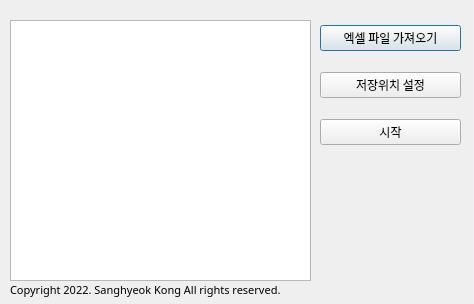
kkong0123/map-project, file untitled.ui: the form before one commit.
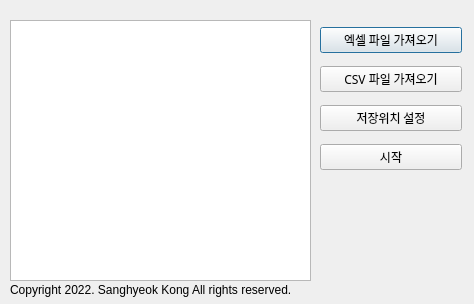
The form after the commit.

Commit message: [UPDATE] csv 파일 가져오기 버튼 추가

```diff
--- a/untitled.ui
+++ b/untitled.ui
@@ -32,9 +32,9 @@
    <property name="geometry">
     <rect>
      <x>320</x>
-     <y>10</y>
-     <width>141</width>
-     <height>151</height>
+     <y>20</y>
+     <width>142</width>
+     <height>161</height>
     </rect>
    </property>
    <layout class="QVBoxLayout" name="verticalLayout">
@@ -50,6 +50,18 @@
       </property>
      </widget>
     </item>
+    <item>
+     <widget class="QPushButton" name="pushButton_4">
+      <property name="font">
+       <font>
+        <family>맑은 고딕 Semilight</family>
+       </font>
+      </property>
+      <property name="text">
+       <string>CSV 파일 가져오기</string>
+      </property>
+     </widget>
+    </item>
     <item>
      <widget class="QPushButton" name="pushButton_3">
       <property name="font">
@@ -87,8 +99,8 @@
    </property>
    <property name="font">
     <font>
-     <family>맑은 고딕 Semilight</family>
-     <pointsize>8</pointsize>
+     <family>Lucida Grande</family>
+     <pointsize>9</pointsize>
     </font>
    </property>
    <property name="autoFillBackground">
```
